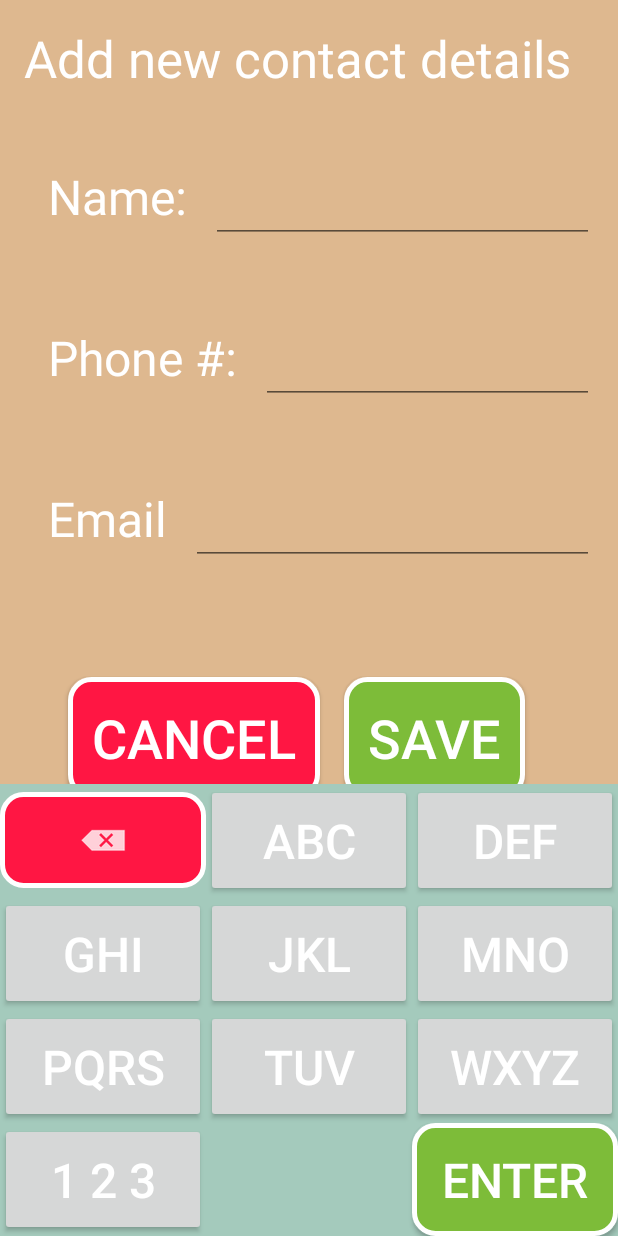
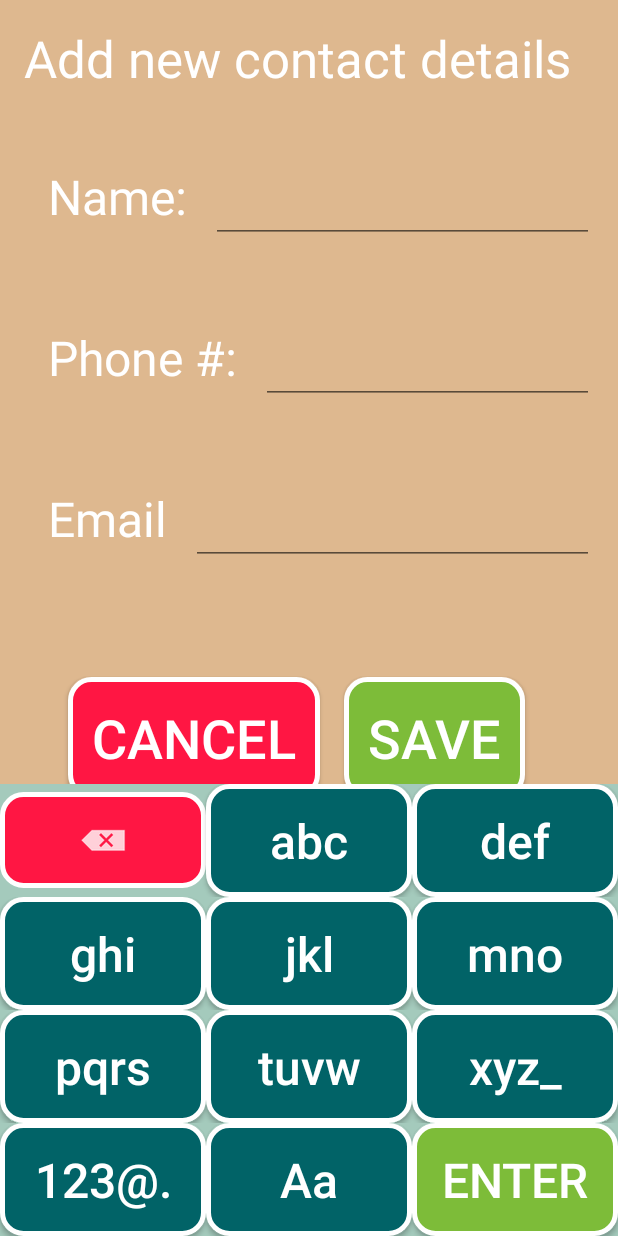
Before and after one commit to besttodd/Asscessibility-App, an Android app: the AddContactActivity screen opened directly, with no data from a screen before it, on a phone screen of 412 x 824 dp. Run offline under Robolectric (Android 15) with nearby library versions, the phone set to English and light mode, and no system bars.

Commit message:
4th commit for Sprint 2 - custom keyboard working need to implement numbers - sounds working

```diff
--- a/app/src/main/java/au/edu/jcu/cp3405/prototype/CustomKeyboard.java
+++ b/app/src/main/java/au/edu/jcu/cp3405/prototype/CustomKeyboard.java
@@ -1,11 +1,11 @@
 package au.edu.jcu.cp3405.prototype;
 
+import android.annotation.SuppressLint;
 import android.content.Context;
 import android.os.Handler;
 import android.text.TextUtils;
 import android.util.AttributeSet;
 import android.util.Log;
-import android.util.SparseArray;
 import android.view.LayoutInflater;
 import android.view.MotionEvent;
 import android.view.View;
@@ -18,32 +18,22 @@ import java.util.ArrayList;
 import java.util.List;
 
 public class CustomKeyboard extends LinearLayout implements View.OnTouchListener {
-
-    private ImageButton mButtonDelete;
-    private Button mButton2;
-    private Button mButton3;
-    private Button mButton4;
-    private Button mButton5;
-    private Button mButton6;
-    private Button mButton7;
-    private Button mButton8;
-    private Button mButton9;
-    private Button mButton10;
-    private Button mButtonEnter;
-
-    long lastTouchTime = 0;
-    long currentTouchTime = 0;
-    int tapCount = 0;
-    int clicks = 0;
-
-    boolean delayTime = true;
+    private static final int MAX_TIME_BETWEEN_TAPS = 1000;
+    SoundManager soundManager;
+    Button mButton2;
+    Button mButton3;
+    Button mButton4;
+    Button mButton5;
+    Button mButton6;
+    Button mButton7;
+    Button mButton8;
+    Button mButton9;
+    boolean capsLock = false;
+    private boolean delayTime = true;
     private final Handler handler = new Handler();
     private Runnable runnable;
-    List<Long> taps = new ArrayList<>();
+    private List<Long> taps = new ArrayList<>();
 
-    // This will map the button resource id to the String value that we want to
-    // input when that button is clicked.
-    SparseArray<String> keyValues = new SparseArray<>();
     // Our communication link to the EditText
     InputConnection inputConnection;
 
@@ -57,12 +47,16 @@ public class CustomKeyboard extends LinearLayout implements View.OnTouchListener
 
     public CustomKeyboard(Context context, AttributeSet attributeSet, int defStyleAttr) {
         super(context, attributeSet, defStyleAttr);
-        init(context, attributeSet);
+        init(context);
     }
 
-    private void init(Context context, AttributeSet attributeSet) {
+    @SuppressLint("ClickableViewAccessibility")
+    private void init(Context context) {
         LayoutInflater.from(context).inflate(R.layout.keyboard, this, true);
-        mButtonDelete = findViewById(R.id.kbButtonDelete);
+
+        soundManager = (SoundManager) context.getApplicationContext();
+
+        ImageButton mButtonDelete = findViewById(R.id.kbButtonDelete);
         mButton2 = findViewById(R.id.kbButton2);
         mButton3 = findViewById(R.id.kbButton3);
         mButton4 = findViewById(R.id.kbButton4);
@@ -71,71 +65,32 @@ public class CustomKeyboard extends LinearLayout implements View.OnTouchListener
         mButton7 = findViewById(R.id.kbButton7);
         mButton8 = findViewById(R.id.kbButton8);
         mButton9 = findViewById(R.id.kbButton9);
-        mButton10 = findViewById(R.id.kbButton10);
-        mButtonEnter = findViewById(R.id.kbButtonEnter);
+        Button mButtonNums = findViewById(R.id.kbButtonNums);
+        Button mButtonCaps = findViewById(R.id.kbButtonCaps);
+        Button mButtonEnter = findViewById(R.id.kbButtonEnter);
 
-        /*mButtonDelete.setOnClickListener(this);
-        mButton2.setOnClickListener(this);
-        mButton3.setOnClickListener(this);
-        mButton4.setOnClickListener(this);
-        mButton5.setOnClickListener(this);
-        mButton6.setOnClickListener(this);*/
-        mButton7.setOnTouchListener((OnTouchListener) this);
-        /*mButton8.setOnClickListener(this);
-        mButton9.setOnClickListener(this);
-        mButton10.setOnClickListener(this);
-        mButtonEnter.setOnClickListener(this);*/
-
-        keyValues.put(R.id.kbButtonDelete, getLetter(R.id.kbButtonDelete));
-        keyValues.put(R.id.kbButton2, getLetter(R.id.kbButton2));
-        keyValues.put(R.id.kbButton3, getLetter(R.id.kbButton3));
-        keyValues.put(R.id.kbButton4, getLetter(R.id.kbButton4));
-        keyValues.put(R.id.kbButton5, getLetter(R.id.kbButton5));
-        keyValues.put(R.id.kbButton6, getLetter(R.id.kbButton6));
-        keyValues.put(R.id.kbButton7, getLetter(R.id.kbButton7));
-        keyValues.put(R.id.kbButton8, getLetter(R.id.kbButton8));
-        keyValues.put(R.id.kbButton9, getLetter(R.id.kbButton9));
-        keyValues.put(R.id.kbButton10, getLetter(R.id.kbButton10));
-        keyValues.put(R.id.kbButtonEnter, getLetter(R.id.kbButtonEnter));
+        mButtonDelete.setOnTouchListener(this);
+        mButton2.setOnTouchListener(this);
+        mButton3.setOnTouchListener(this);
+        mButton4.setOnTouchListener(this);
+        mButton5.setOnTouchListener(this);
+        mButton6.setOnTouchListener(this);
+        mButton7.setOnTouchListener(this);
+        mButton8.setOnTouchListener(this);
+        mButton9.setOnTouchListener(this);
+        mButtonNums.setOnTouchListener(this);
+        mButtonCaps.setOnTouchListener(this);
+        mButtonEnter.setOnTouchListener(this);
     }
 
-    private String getLetter(int button) {
-        switch (button) {
+    @Override
+    public boolean onTouch(final View view, MotionEvent event) {
+        // All communication goes through the InputConnection
+        if (inputConnection == null) return false;
+
+        if (event.getAction() == MotionEvent.ACTION_UP) {
+            switch (view.getId()) {
                 case R.id.kbButtonDelete:
-                return "";
-            case R.id.kbButton2:
-                return "A B C";
-            case R.id.kbButton3:
-                return "D E F";
-            case R.id.kbButton4:
-                return "G H I";
-            case R.id.kbButton5:
-                return "J K L";
-            case R.id.kbButton6:
-                return "M N O";
-            case R.id.kbButton7:
-                return "P Q R S";
-            case R.id.kbButton8:
-                return "T U V";
-            case R.id.kbButton9:
-                return "W X Y Z";
-            case R.id.kbButton10:
-                return "1 2 3";
-            case R.id.kbButtonEnter:
-                return "GO";
-            default:
-                return "";
-        }
-    }
-
-    /*@Override
-    public void onClick(View view) {
-        // do nothing if the InputConnection has not been set yet
-        if (inputConnection == null) return;
-
-        // Delete text or input key value
-        // All communication goes through the InputConnection
-        if (view.getId() == R.id.kbButtonDelete) {
                     CharSequence selectedText = inputConnection.getSelectedText(0);
                     if (TextUtils.isEmpty(selectedText)) {
                         // no selection, so delete previous character
@@ -144,24 +99,24 @@ public class CustomKeyboard extends LinearLayout implements View.OnTouchListener
                         // delete the selection
                         inputConnection.commitText("", 1);
                     }
-        } else if(view.getId() == R.id.kbButtonEnter) {
-            //if there is a next editview set focus else hide keyboard
-            ((View) view.getParent().getParent()).setVisibility(View.GONE);
-            view.setEnabled(false);
-
-        } else {
-            clicks = newGetClicks();
-            String value = keyValues.get(view.getId());
-            String[] letters = value.split(" ");
-            String input = letters[clicks-1];
-            inputConnection.commitText(input, 1);
-        }
-    }*/
-
-    @Override
-    public boolean onTouch(final View v, MotionEvent event) {
-        int eventaction = event.getAction();
-        if (eventaction == MotionEvent.ACTION_UP) {
+                    soundManager.playSound(SoundManager.CANCEL);
+                    break;
+                case R.id.kbButtonEnter:
+                    //Todo: if there is a next editview set focus else save/continue/confirm
+                    //hide keyboard
+                    ((View) view.getParent().getParent().getParent()).setVisibility(View.GONE);
+                    soundManager.playSound(SoundManager.CONFIRM);
+                    break;
+                case R.id.kbButtonNums:
+                    //Todo: swap letters for numbers
+                    break;
+                case R.id.kbButtonCaps:
+                    capsLock = !capsLock;
+                    toggleCaps();
+                    break;
+                    //Todo: add 'space' and '.@'
+                default:
+                    //check number of taps
                     //get system current milliseconds
                     long time = System.currentTimeMillis();
                     if (delayTime) {
@@ -169,12 +124,12 @@ public class CustomKeyboard extends LinearLayout implements View.OnTouchListener
                         handler.postDelayed(runnable = new Runnable() {
                             @Override
                             public void run() {
-                        Log.d("Touch Event", taps.size()+"- Taps=============================================");
-                        buttonClicked(v, taps.size());
+                                Log.d("Touch Event", taps.size() + " - Taps===");
+                                getLetter(view, taps.size());
                                 taps.clear();
                                 delayTime = true;
                             }
-                }, 1000);
+                        }, MAX_TIME_BETWEEN_TAPS);
                     } else if (taps.size() == 4) {
                         Log.d("Touch Event", "FOUR Taps=============================================");
                         handler.removeCallbacks(runnable);
@@ -184,57 +139,30 @@ public class CustomKeyboard extends LinearLayout implements View.OnTouchListener
                     } else {
                         taps.add(time);
                     }
+                    soundManager.playSound(SoundManager.NEUTRAL);
+                    break;
+            }
         }
         return false;
     }
 
-    /*private int newGetClicks() {
-        lastTouchTime = currentTouchTime;
-        currentTouchTime = System.currentTimeMillis();
-
-        if ((currentTouchTime - lastTouchTime < 250) && tapCount == 2) {
-            Log.d("CustomKeyboard", "TRIPLE TAP=======" + tapCount + "==========================================");
-            lastTouchTime = 0;
-            currentTouchTime = 0;
-            tapCount = 0;
-            inputConnection.deleteSurroundingText(1, 2);
-            return 3;
-        } else if ((currentTouchTime - lastTouchTime < 250) && tapCount < 2) {
-            Log.d("CustomKeyboard", "DOUBLE TAP==========="+tapCount+"=====================================");
-            lastTouchTime = 0;
-            currentTouchTime = 0;
-            tapCount = 2;
-            inputConnection.deleteSurroundingText(1, 0);
-            return 2;
-        } else {
-            return 1;
-        }
-    }*/
-
-    public void buttonClicked(View view, int letter) {
-        if (inputConnection == null) return;
-
-        // Delete text or input key value
-        // All communication goes through the InputConnection
-        if (view.getId() == R.id.kbButtonDelete) {
-            CharSequence selectedText = inputConnection.getSelectedText(0);
-            if (TextUtils.isEmpty(selectedText)) {
-                // no selection, so delete previous character
-                inputConnection.deleteSurroundingText(1, 0);
-            } else {
-                // delete the selection
-                inputConnection.commitText("", 1);
-            }
-        } else if (view.getId() == R.id.kbButtonEnter) {
-            //if there is a next editview set focus else hide keyboard
-            ((View) view.getParent().getParent()).setVisibility(View.GONE);
-            view.setEnabled(false);
-        } else {
-            String value = keyValues.get(view.getId());
-            String[] letters = value.split(" ");
-            String input = letters[letter];
+    public void getLetter(View view, int letter) {
+        Button pressed = (Button) view;
+        String value = (String) pressed.getText();
+        String input = value.substring(letter, letter+1);
+        if (capsLock) input = input.toUpperCase(); else input = input.toLowerCase();
         inputConnection.commitText(input, 1);
     }
+
+    public void toggleCaps() {
+        mButton2.setAllCaps(capsLock);
+        mButton3.setAllCaps(capsLock);
+        mButton4.setAllCaps(capsLock);
+        mButton5.setAllCaps(capsLock);
+        mButton6.setAllCaps(capsLock);
+        mButton7.setAllCaps(capsLock);
+        mButton8.setAllCaps(capsLock);
+        mButton9.setAllCaps(capsLock);
     }
 
     // The activity (or some parent or controller) must give us
--- a/app/src/main/java/au/edu/jcu/cp3405/prototype/SoundManager.java
+++ b/app/src/main/java/au/edu/jcu/cp3405/prototype/SoundManager.java
@@ -7,8 +7,8 @@ import android.util.Log;
 
 public class SoundManager extends Application {
     public static final int CONFIRM = 1;
-    public static final int NEUTRAL = 1;
     public static final int CANCEL = 2;
+    public static final int NEUTRAL = 3;
     private SoundPool soundPool;
     private int[] sounds;
     int sound;
@@ -42,7 +42,7 @@ public class SoundManager extends Application {
         sounds[0] = soundPool.load(context, R.raw.alarm_tone, 0);
         sounds[1] = soundPool.load(context, R.raw.confirm, 0);
         sounds[2] = soundPool.load(context, R.raw.cancel, 0);
-        //sounds[3] = soundPool.load(context, R.raw.incorrect, 0);
+        sounds[3] = soundPool.load(context, R.raw.neutral, 0);
     }
 
     public void playSound(int soundNum) {
--- a/app/src/main/res/layout/keyboard.xml
+++ b/app/src/main/res/layout/keyboard.xml
@@ -17,21 +17,18 @@
                 android:layout_gravity="center"
                 app:srcCompat="@android:drawable/ic_input_delete"
                 android:background="@drawable/button_red"
-                style="@style/ColorTheme"/>
+                style="@style/ColorTheme"
+                android:contentDescription="@string/delete_arrow" />
             <Button
                 android:id="@+id/kbButton2"
-                style="@style/ColorTheme"
-                android:layout_width="0dp"
-                android:layout_height="wrap_content"
-                android:layout_weight="1"
-                android:text="ABC" />
+                style="@style/CustomKeyboardColorTheme"
+                android:background="@drawable/button_blue"
+                android:text="@string/abc" />
             <Button
                 android:id="@+id/kbButton3"
-                style="@style/ColorTheme"
-                android:layout_width="0dp"
-                android:layout_height="wrap_content"
-                android:layout_weight="1"
-                android:text="DEF" />
+                style="@style/CustomKeyboardColorTheme"
+                android:background="@drawable/button_blue"
+                android:text="@string/def" />
         </LinearLayout>
         <LinearLayout
             android:layout_width="match_parent"
@@ -39,25 +36,19 @@
             android:orientation="horizontal">
             <Button
                 android:id="@+id/kbButton4"
-                style="@style/ColorTheme"
-                android:layout_width="0dp"
-                android:layout_height="wrap_content"
-                android:layout_weight="1"
-                android:text="GHI" />
+                style="@style/CustomKeyboardColorTheme"
+                android:background="@drawable/button_blue"
+                android:text="@string/ghi" />
             <Button
                 android:id="@+id/kbButton5"
-                style="@style/ColorTheme"
-                android:layout_width="0dp"
-                android:layout_height="wrap_content"
-                android:layout_weight="1"
-                android:text="JKL" />
+                style="@style/CustomKeyboardColorTheme"
+                android:background="@drawable/button_blue"
+                android:text="@string/jkl" />
             <Button
                 android:id="@+id/kbButton6"
-                style="@style/ColorTheme"
-                android:layout_width="0dp"
-                android:layout_height="wrap_content"
-                android:layout_weight="1"
-                android:text="MNO" />
+                style="@style/CustomKeyboardColorTheme"
+                android:background="@drawable/button_blue"
+                android:text="@string/mno" />
         </LinearLayout>
         <LinearLayout
             android:layout_width="match_parent"
@@ -65,50 +56,42 @@
             android:orientation="horizontal">
             <Button
                 android:id="@+id/kbButton7"
-                style="@style/ColorTheme"
-                android:layout_width="0dp"
-                android:layout_height="wrap_content"
-                android:layout_weight="1"
-                android:text="PQRS" />
+                style="@style/CustomKeyboardColorTheme"
+                android:background="@drawable/button_blue"
+                android:text="@string/pqrs" />
             <Button
                 android:id="@+id/kbButton8"
-                style="@style/ColorTheme"
-                android:layout_width="0dp"
-                android:layout_height="wrap_content"
-                android:layout_weight="1"
-                android:text="TUV" />
+                style="@style/CustomKeyboardColorTheme"
+                android:background="@drawable/button_blue"
+                android:text="@string/tuvw" />
             <Button
                 android:id="@+id/kbButton9"
-                style="@style/ColorTheme"
-                android:layout_width="0dp"
-                android:layout_height="wrap_content"
-                android:layout_weight="1"
-                android:text="WXYZ" />
+                style="@style/CustomKeyboardColorTheme"
+                android:background="@drawable/button_blue"
+                android:text="@string/xyz_" />
         </LinearLayout>
         <LinearLayout
             android:layout_width="match_parent"
             android:layout_height="wrap_content"
             android:orientation="horizontal">
             <Button
-                android:id="@+id/kbButton10"
-                style="@style/ColorTheme"
-                android:layout_width="0dp"
-                android:layout_height="wrap_content"
-                android:layout_weight="1"
-                android:text="1 2 3" />
-            <TextView
-                android:id="@+id/kbButton11"
-                android:layout_width="0dp"
-                android:layout_height="wrap_content"
-                android:layout_weight="1"
-                android:text="" />
+                android:id="@+id/kbButtonNums"
+                style="@style/CustomKeyboardColorTheme"
+                android:background="@drawable/button_blue"
+                android:text="@string/_1_2_3" />
+            <Button
+                android:id="@+id/kbButtonCaps"
+                style="@style/CustomKeyboardColorTheme"
+                android:background="@drawable/button_blue"
+                android:text="@string/aa" />
             <Button
                 android:id="@+id/kbButtonEnter"
                 android:layout_width="0dp"
                 android:layout_height="wrap_content"
                 android:layout_weight="1"
-                android:text="Enter"
+                android:text="@string/enter"
                 android:background="@drawable/button_green"
+                android:gravity="center"
                 style="@style/ColorTheme"/>
         </LinearLayout>
     </LinearLayout>
--- a/app/src/main/res/values/strings.xml
+++ b/app/src/main/res/values/strings.xml
@@ -62,4 +62,28 @@
     <!-- TODO: Remove or change this placeholder text -->
     <string name="hello_blank_fragment">Hello blank fragment</string>
     <string name="active_reminders">Active Reminders</string>
+    <string name="remember_to">Remember to:</string>
+    <string name="at">AT</string>
+    <string name="time_divider">:</string>
+    <string name="on_these_days">on these days:</string>
+    <string name="s">S</string>
+    <string name="m">M</string>
+    <string name="w">W</string>
+    <string name="t">T</string>
+    <string name="f">F</string>
+    <string name="pm">PM</string>
+    <string name="am">AM</string>
+    <string name="_00">00</string>
+    <string name="delete_arrow">delete arrow</string>
+    <string name="abc">abc</string>
+    <string name="def">def</string>
+    <string name="ghi">ghi</string>
+    <string name="jkl">jkl</string>
+    <string name="mno">mno</string>
+    <string name="pqrs">pqrs</string>
+    <string name="tuvw">tuvw</string>
+    <string name="xyz_">xyz_</string>
+    <string name="_1_2_3">123@.</string>
+    <string name="aa">Aa</string>
+    <string name="enter">Enter</string>
 </resources>
--- a/app/src/main/res/values/styles.xml
+++ b/app/src/main/res/values/styles.xml
@@ -14,11 +14,20 @@
         <item name="android:textSize">32sp</item>
         <item name="android:padding">16dp</item>
     </style>
-
     <style name="SpinnerColorTheme">
         <item name="android:textColor">#FFFFFF</item>
         <item name="android:background">@color/colorOldBG</item>
         <item name="android:textSize">38sp</item>
     </style>
+    <style name="CustomKeyboardColorTheme">
+        <item name="android:textColor">#FFFFFF</item>
+        <item name="android:textSize">32sp</item>
+        <item name="android:padding">16dp</item>
+        <item name="textAllCaps">false</item>
+        <item name="android:gravity">center</item>
+        <item name="android:layout_weight">1</item>
+        <item name="android:layout_width">0dp</item>
+        <item name="android:layout_height">wrap_content</item>
+    </style>
 
 </resources>
```
Also changed, not shown: app/src/main/java/au/edu/jcu/cp3405/prototype/AddContactActivity.java (+11 -14 lines), app/src/main/java/au/edu/jcu/cp3405/prototype/NewReminderActivity.java (+39 -0 lines), app/src/main/res/layout/activity_new_reminder.xml (+69 -36 lines), app/src/main/res/layout/keyboard_view.xml (deleted, +0 -8 lines), 1 other file. Lines whose indentation alone changed are shown as unchanged.
